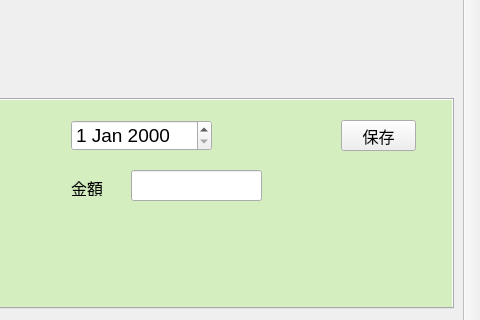
Above: mainwindow.ui from gh6141/vckakeForLinux before the change; both pictures show x 320 to 800 and y 111 to 431 of the 800 by 600 pixel window. Below: the same form after it.
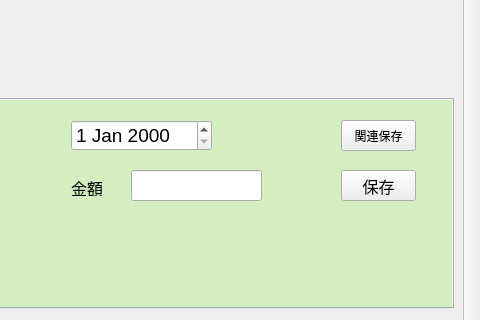
That is the form after the change. The open tabs and pages were chosen to show the change.

Diff of the .ui file:
```diff
--- a/mainwindow.ui
+++ b/mainwindow.ui
@@ -269,7 +269,7 @@
         <property name="geometry">
          <rect>
           <x>650</x>
-          <y>20</y>
+          <y>70</y>
           <width>75</width>
           <height>31</height>
          </rect>
@@ -469,6 +469,19 @@
          </font>
         </property>
        </widget>
+       <widget class="QPushButton" name="pushButton_5">
+        <property name="geometry">
+         <rect>
+          <x>650</x>
+          <y>20</y>
+          <width>75</width>
+          <height>31</height>
+         </rect>
+        </property>
+        <property name="text">
+         <string>関連保存</string>
+        </property>
+       </widget>
       </widget>
       <widget class="QWidget" name="tab_2">
        <property name="autoFillBackground">
```
Left out of the diff: 17 changed lines with no effect on the pictures.
